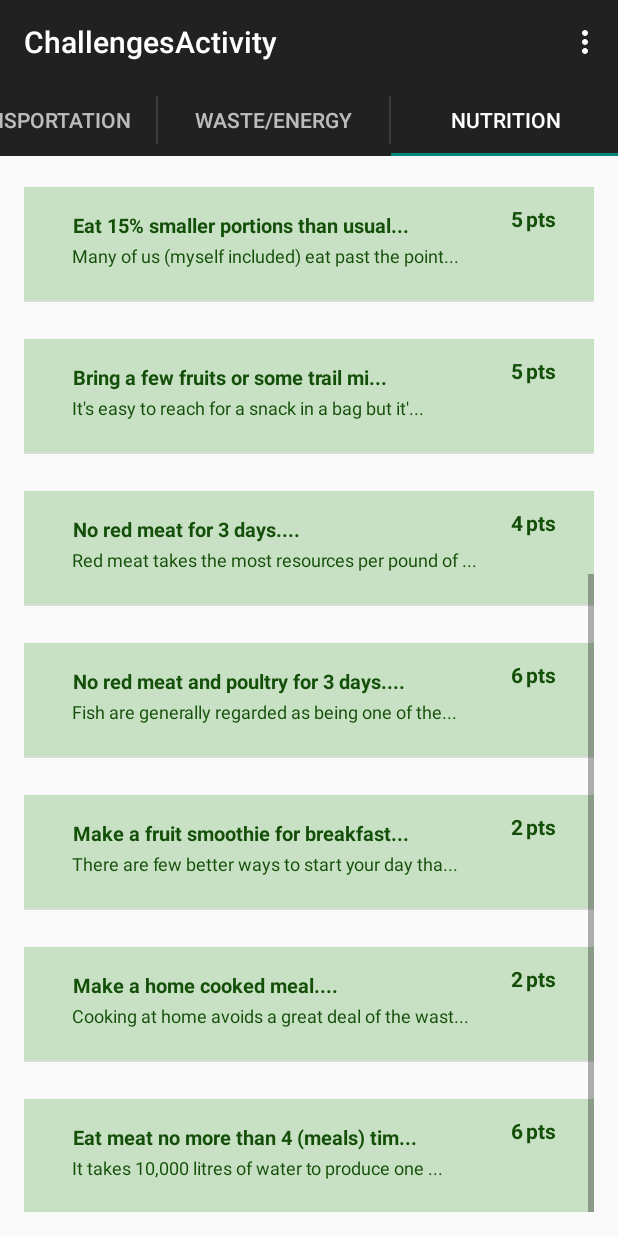
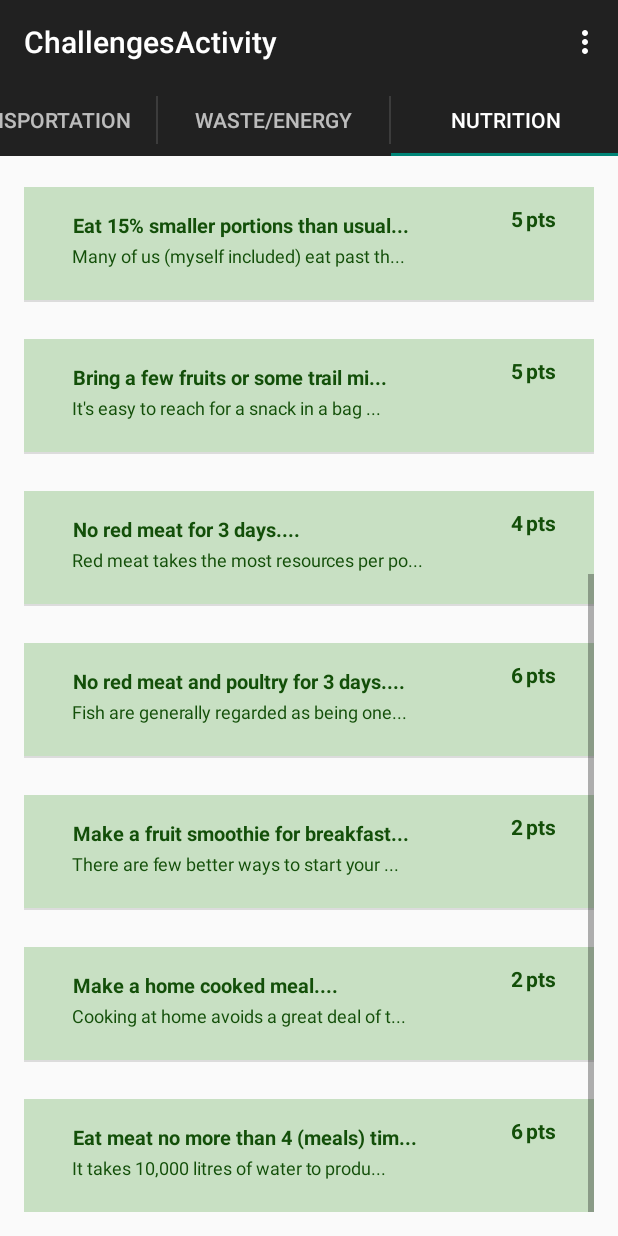
Before and after one commit to ahung93/EcoQuest, an Android app: the ChallengesActivity screen opened directly, with no data from a screen before it, tab 3 chosen, scrolled down 481 dp, on a phone screen of 412 x 824 dp. Run offline under Robolectric (Android 15) with nearby library versions, the phone set to English and light mode, and no system bars; 8 statements that could not run were skipped.

Commit message:
some length issues

```diff
--- a/app/src/main/java/com/example/regular/ecoquest/ChallengesActivity.java
+++ b/app/src/main/java/com/example/regular/ecoquest/ChallengesActivity.java
@@ -276,7 +276,7 @@ public class ChallengesActivity extends ActionBarActivity implements ActionBar.T
             String title = currentChallenge.getTitle();
             titleText.setText(title.substring(0, Math.min(35, title.length())) + "...");
             String description = currentChallenge.getDescription();
-            descriptionText.setText(description.substring(0, Math.min(47, description.length())) + "...");
+            descriptionText.setText(description.substring(0, Math.min(40, description.length())) + "...");
             pointsText.setText((Integer.toString(currentChallenge.getRewardPoints())));
 
             LinearLayout layout = (LinearLayout) itemView.findViewById(R.id.challenge_item_layout);
```
